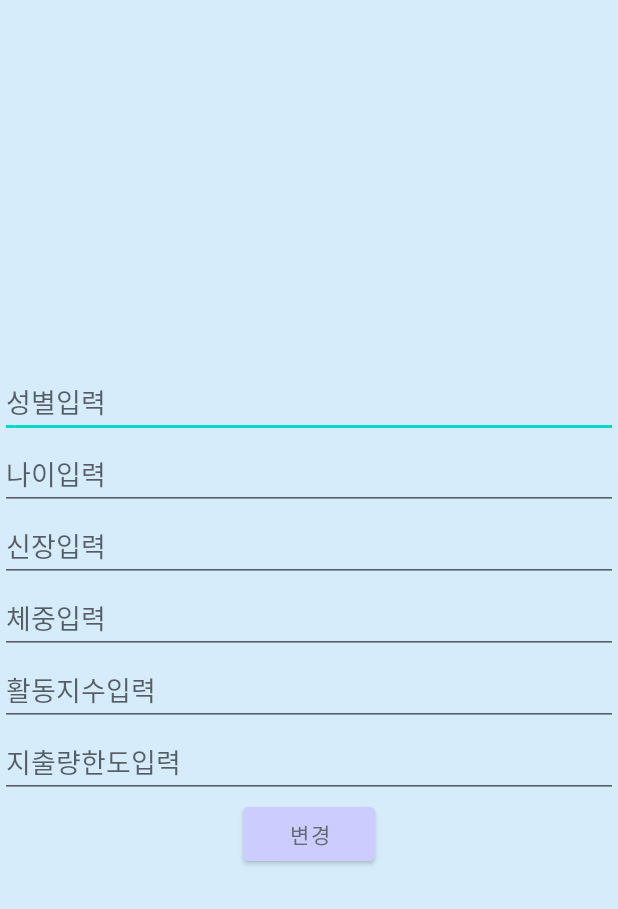
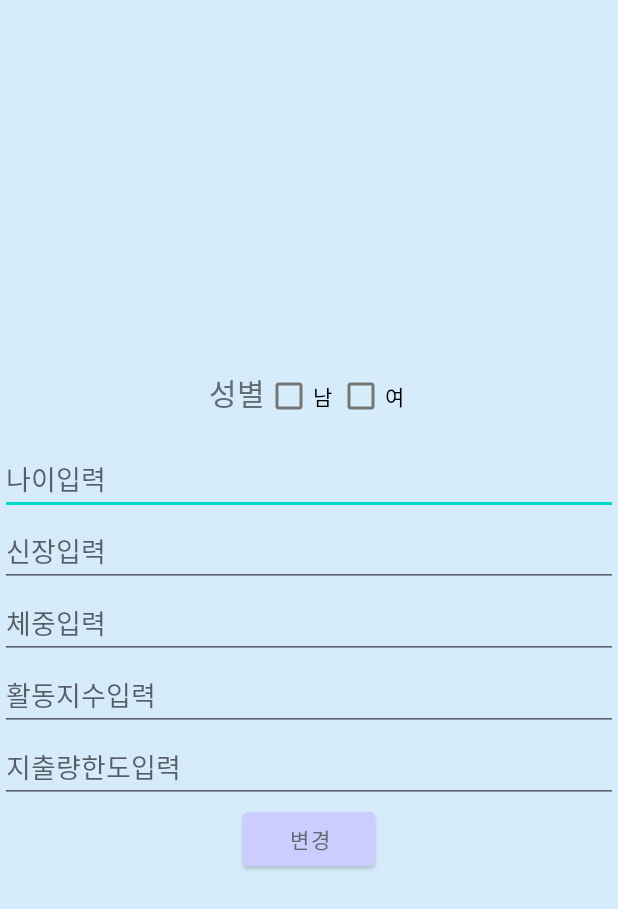
Before and after one commit to crossfit123123/aerocross, an Android app: the mainactivity3 screen opened directly, with no data from a screen before it, on a phone screen of 412 x 824 dp. Shown: the top 909 px of the screen. Run offline under Robolectric (Android 15) with nearby library versions, the phone set to English and light mode, and no system bars; our stand-ins replace Firebase (no records; nobody signed in at launch, a user with empty details on screens opened directly); 13 statements that could not run were skipped.

Commit message:
11.20 update
개인정보 관리에 대한 수정
- 성별 선택을 체크박스 형태로 변경
- DB가 비어있지 않다면 바로 메인화면으로 넘어가도록 작동구조 변경

```diff
--- a/myapplication/app/src/main/res/layout/activity_mainactivity3.xml
+++ b/myapplication/app/src/main/res/layout/activity_mainactivity3.xml
@@ -6,14 +6,35 @@
     android:background="@drawable/bg"
     android:gravity="center">
 
-    <EditText
-        android:id="@+id/성별입력칸"
-        android:layout_width="match_parent"
-        android:layout_height="wrap_content"
-        android:fontFamily="@font/gw"
-        android:hint="성별입력"
-        android:imeOptions="actionDone"
-        android:textColor="@color/basecolor" />
+    <LinearLayout
+        android:layout_width="wrap_content"
+        android:layout_height="25pt"
+        android:orientation="horizontal">
+
+
+        <TextView
+            android:id="@+id/textView2"
+            android:layout_width="wrap_content"
+            android:layout_height="44dp"
+            android:fontFamily="@font/gw"
+            android:text="성별"
+            android:textColor="@color/basecolor"
+            android:textSize="20sp" />
+
+        <CheckBox
+            android:id="@+id/chbmale"
+            android:layout_width="wrap_content"
+            android:layout_height="wrap_content"
+            android:layout_weight="1"
+            android:text="남" />
+
+        <CheckBox
+            android:id="@+id/chbfemale"
+            android:layout_width="wrap_content"
+            android:layout_height="wrap_content"
+            android:layout_weight="1"
+            android:text="여" />
+    </LinearLayout>
 
     <EditText
         android:id="@+id/나이입력칸"
@@ -75,4 +96,5 @@
         android:fontFamily="@font/gw"
         android:text="변경"
         android:textColor="@color/basecolor" />
+
 </LinearLayout>
```
Also changed, not shown: myapplication/app/src/main/java/com/example/myapplication/mainactivity2.java (+0 -60 lines), myapplication/app/src/main/java/com/example/myapplication/mainactivity3.java (+46 -7 lines), myapplication/app/src/main/java/com/example/myapplication/startactivity.java (+39 -6 lines).
